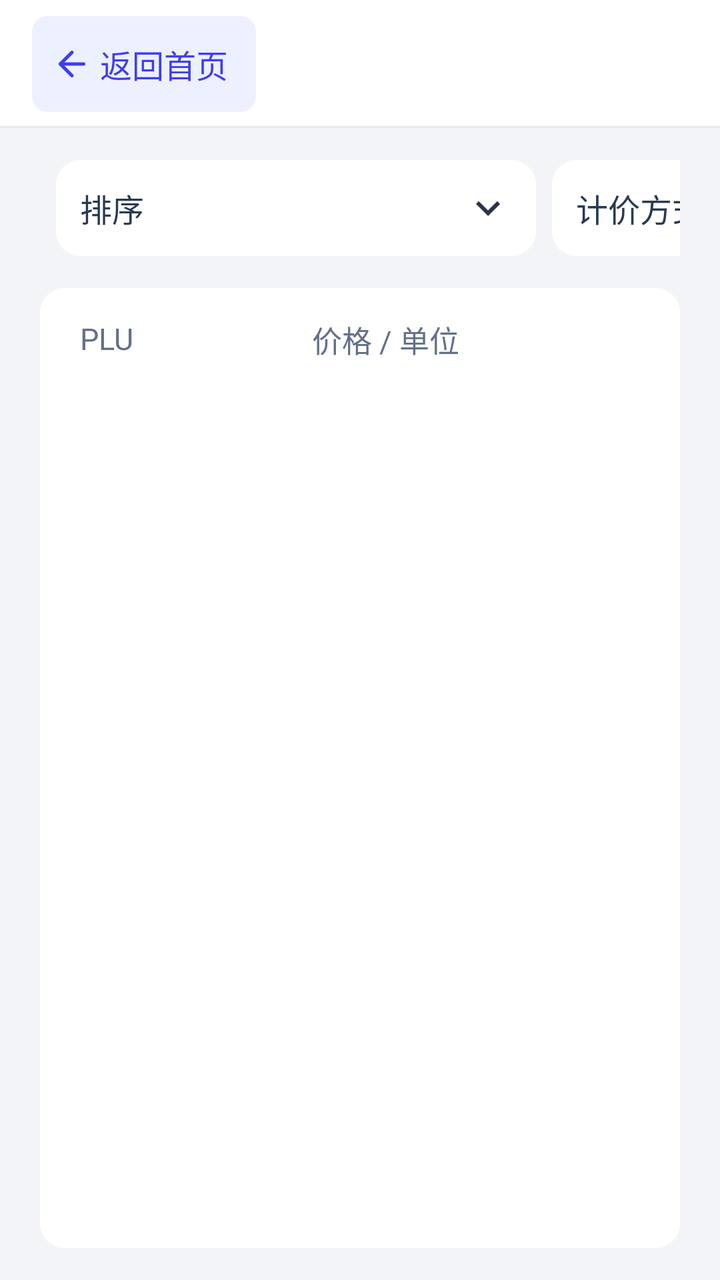
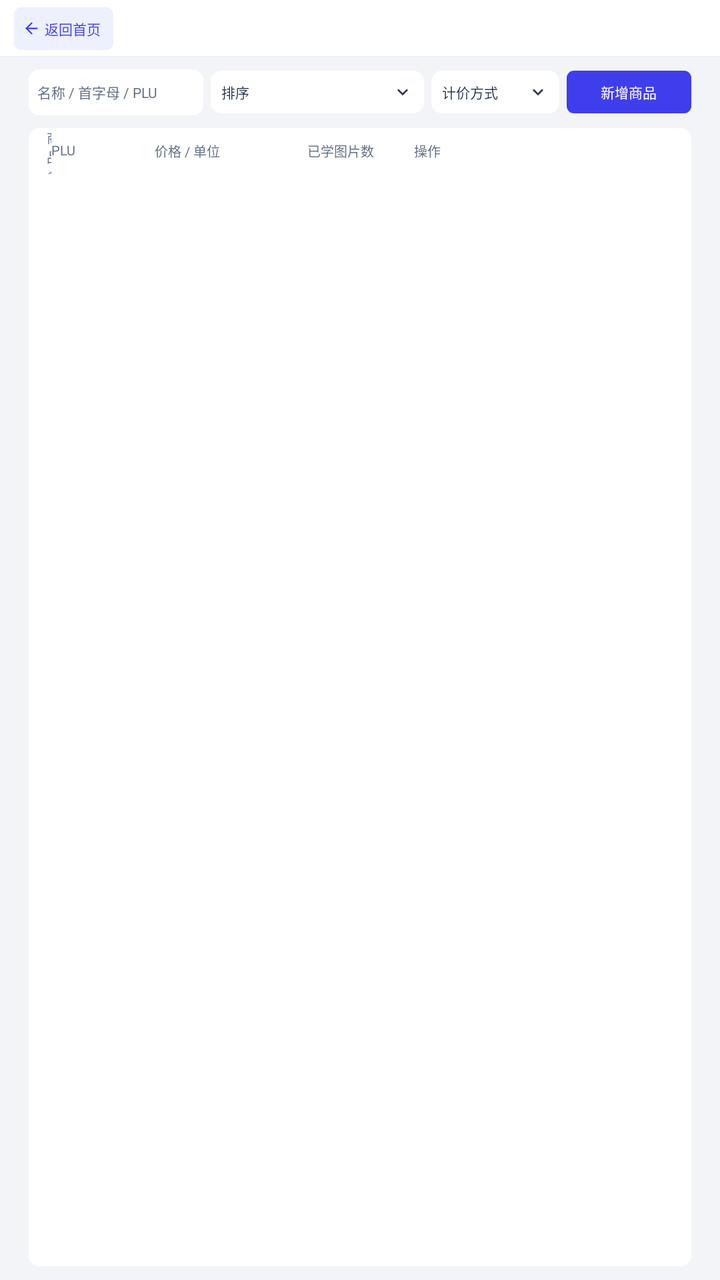

Screens rendered from an Android XML layout before and after an edit, with the pre-edit source and the edit as a unified diff.
<!-- AndroidManifest.xml: activity theme AppTheme.Fullscreen -->
<!-- res/layout/activity_goods_management.xml -->
<?xml version='1.0' encoding='utf-8'?>
<LinearLayout xmlns:android="http://schemas.android.com/apk/res/android" android:layout_width="match_parent" android:layout_height="match_parent" android:orientation="vertical" android:background="#F2F4F8">
    <include layout="@layout/land_page_navigation" />
    <LinearLayout android:layout_width="match_parent" android:layout_height="0dp" android:layout_weight="1" android:orientation="vertical" android:paddingHorizontal="@dimen/ui_page_horizontal" android:paddingTop="12dp" android:paddingBottom="16dp">
        <LinearLayout android:layout_width="match_parent" android:layout_height="56dp" android:gravity="center_vertical" android:layout_marginBottom="12dp">
            <EditText android:id="@+id/managementSearch" android:layout_width="0dp" android:layout_weight="1" android:layout_height="52dp" android:hint="@string/goods_management_search_hint" android:background="@drawable/land_card" android:paddingHorizontal="10dp" android:textSize="16sp" android:textColor="#293A51" android:textColorHint="#637187" android:singleLine="true" android:inputType="text" android:imeOptions="actionSearch" />
            <TextView android:id="@+id/managementSort" android:layout_width="240dp" android:layout_height="48dp" android:gravity="center_vertical" android:paddingHorizontal="12dp" android:textSize="16sp" android:textColor="#293A51" android:background="@drawable/land_card" android:fontFamily="@font/retail_sans" android:includeFontPadding="false" android:text="@string/goods_management_sort" android:drawableEnd="@drawable/baseline_keyboard_arrow_down_24" android:drawablePadding="8dp" android:singleLine="true" android:ellipsize="end" android:clickable="true" android:focusable="true" android:layout_marginStart="8dp" />
            <TextView android:id="@+id/managementPricing" android:layout_width="144dp" android:layout_height="48dp" android:gravity="center_vertical" android:paddingHorizontal="12dp" android:textSize="16sp" android:textColor="#293A51" android:background="@drawable/land_card" android:fontFamily="@font/retail_sans" android:includeFontPadding="false" android:text="@string/goods_management_pricing" android:drawableEnd="@drawable/baseline_keyboard_arrow_down_24" android:drawablePadding="8dp" android:singleLine="true" android:ellipsize="end" android:clickable="true" android:focusable="true" android:layout_marginStart="8dp" />
            <TextView android:layout_width="140dp" android:layout_height="48dp" android:textSize="16sp" android:textColor="#FFFFFF" android:fontFamily="@font/retail_sans" android:includeFontPadding="false" android:text="@string/learning_add_goods" android:id="@+id/managementAdd" android:gravity="center" android:paddingHorizontal="4dp" android:background="@drawable/land_primary" android:clickable="true" android:focusable="true" android:layout_marginStart="8dp" />
        </LinearLayout>
        <LinearLayout android:layout_width="match_parent" android:layout_height="52dp" android:id="@+id/managementColumns" android:gravity="center_vertical" android:paddingHorizontal="20dp" android:layout_marginTop="0dp" android:background="@drawable/land_table_header">
            <TextView android:layout_width="0dp" android:layout_height="wrap_content" android:textSize="15sp" android:textColor="#637187" android:fontFamily="@font/retail_sans" android:includeFontPadding="false" android:text="@string/goods_columns_name" android:layout_weight="1" />
            <TextView android:layout_width="116dp" android:layout_height="wrap_content" android:textSize="15sp" android:textColor="#637187" android:fontFamily="@font/retail_sans" android:includeFontPadding="false" android:text="PLU" android:layout_weight="0" />
            <TextView android:layout_width="172dp" android:layout_height="wrap_content" android:textSize="15sp" android:textColor="#637187" android:fontFamily="@font/retail_sans" android:includeFontPadding="false" android:text="@string/goods_columns_price" android:layout_weight="0" />
            <TextView android:layout_width="120dp" android:layout_height="wrap_content" android:text="@string/goods_columns_learned" android:textSize="15sp" android:textColor="#637187" />
            <TextView android:layout_width="292dp" android:layout_height="wrap_content" android:textSize="15sp" android:textColor="#637187" android:fontFamily="@font/retail_sans" android:includeFontPadding="false" android:text="@string/goods_columns_actions" android:layout_weight="0" />
        </LinearLayout>
        <FrameLayout android:layout_width="match_parent" android:layout_height="0dp" android:layout_weight="1" android:background="@drawable/land_table_body">
            <androidx.recyclerview.widget.RecyclerView android:id="@+id/managementList" android:layout_width="match_parent" android:layout_height="match_parent" />
            <TextView android:layout_width="match_parent" android:layout_height="match_parent" android:textSize="16sp" android:textColor="#637187" android:fontFamily="@font/retail_sans" android:includeFontPadding="false" android:id="@+id/managementEmpty" android:gravity="center" />
        </FrameLayout>
    </LinearLayout>
</LinearLayout>
<!-- res/layout/land_page_navigation.xml (included above) -->
<?xml version='1.0' encoding='utf-8'?>
<FrameLayout xmlns:android="http://schemas.android.com/apk/res/android" android:layout_width="match_parent" android:layout_height="64dp" android:background="#FFFFFF">
    <TextView style="@style/PageNavigationTitle" android:layout_width="match_parent" android:layout_height="match_parent" android:id="@+id/navTitle" android:gravity="center" android:paddingHorizontal="144dp" />
    <TextView android:layout_width="112dp" android:layout_height="48dp" android:id="@+id/navBack" android:textSize="16sp" android:textColor="#3F3EED" android:includeFontPadding="false" android:gravity="center" android:layout_marginStart="16dp" android:layout_marginTop="8dp" android:background="@drawable/land_soft" android:drawableStart="@drawable/land_icon_arrow_left" android:paddingHorizontal="10dp" android:clickable="true" android:focusable="true" android:text="@string/home_back" android:fontFamily="@font/retail_sans" />
    <View android:layout_width="match_parent" android:layout_height="1dp" android:layout_gravity="bottom" android:background="#E7EBF1" />
</FrameLayout>
<!-- resources referenced by this layout -->
<resources>
  <dimen name="ui_page_horizontal">32dp</dimen>
  <!-- drawable baseline_keyboard_arrow_down_24 (drawable) -->
  <vector xmlns:android="http://schemas.android.com/apk/res/android" android:height="24dp" android:tint="#2A3547" android:viewportHeight="24" android:viewportWidth="24" android:width="24dp">
        
      <path android:fillColor="@android:color/white" android:pathData="M7.41,8.59L12,13.17l4.59,-4.58L18,10l-6,6 -6,-6 1.41,-1.41z"/>
      
  </vector>
  <!-- drawable land_card (drawable) -->
  <?xml version='1.0' encoding='utf-8'?>
  <shape xmlns:android="http://schemas.android.com/apk/res/android" android:shape="rectangle">
      <solid android:color="#FFFFFF" />
      <corners android:radius="12dp" />
  </shape>
  <!-- drawable land_icon_arrow_left (drawable) -->
  <?xml version='1.0' encoding='utf-8'?>
  <vector xmlns:android="http://schemas.android.com/apk/res/android" android:width="20dp" android:height="20dp" android:viewportWidth="24" android:viewportHeight="24">
    <path android:pathData="M12.0 19.0 5.0 12.0 12.0 5.0" android:fillColor="@android:color/transparent" android:strokeColor="#3F3EED" android:strokeWidth="2" android:strokeLineCap="round" android:strokeLineJoin="round" />
    <path android:pathData="M19.0 12.0H5.0" android:fillColor="@android:color/transparent" android:strokeColor="#3F3EED" android:strokeWidth="2" android:strokeLineCap="round" android:strokeLineJoin="round" />
  </vector>
  <!-- drawable land_primary (drawable) -->
  <?xml version='1.0' encoding='utf-8'?>
  <shape xmlns:android="http://schemas.android.com/apk/res/android" android:shape="rectangle">
      <solid android:color="#3F3EED" />
      <corners android:radius="8dp" />
  </shape>
  <!-- drawable land_soft (drawable) -->
  <?xml version='1.0' encoding='utf-8'?>
  <shape xmlns:android="http://schemas.android.com/apk/res/android" android:shape="rectangle">
      <solid android:color="#EDF0FF" />
      <corners android:radius="8dp" />
  </shape>
  <!-- drawable land_table_body (drawable) -->
  <?xml version="1.0" encoding="utf-8"?>
  <shape xmlns:android="http://schemas.android.com/apk/res/android"><solid android:color="#FFFFFF"/><corners android:bottomLeftRadius="12dp" android:bottomRightRadius="12dp"/></shape>
  <!-- drawable land_table_header (drawable) -->
  <?xml version="1.0" encoding="utf-8"?>
  <shape xmlns:android="http://schemas.android.com/apk/res/android"><solid android:color="#FFFFFF"/><corners android:topLeftRadius="12dp" android:topRightRadius="12dp"/></shape>
  <string name="goods_columns_name">商品名称</string>
  <string name="home_back">返回首页</string>
  <string name="learning_add_goods">新增商品</string>
  <style name="PageNavigationTitle">
          <item name="android:textSize">@dimen/page_navigation_title_size</item>
          <item name="android:textColor">#293A51</item>
          <item name="android:textStyle">bold</item>
          <item name="android:fontFamily">@font/retail_sans</item>
          <item name="android:includeFontPadding">false</item>
      </style>
  <dimen name="page_navigation_title_size">24sp</dimen>
  <!-- unchanged entries left out for length: 8 -->
</resources>

<!-- the commit's change to res/layout/activity_goods_management.xml (unified diff, before → after) -->
@@ -1,30 +1,216 @@
 <?xml version='1.0' encoding='utf-8'?>
-<LinearLayout xmlns:android="http://schemas.android.com/apk/res/android" android:layout_width="match_parent" android:layout_height="match_parent" android:orientation="vertical" android:background="#F2F4F8">
+<LinearLayout xmlns:android="http://schemas.android.com/apk/res/android"
+    android:layout_width="match_parent"
+    android:layout_height="match_parent"
+    android:orientation="vertical"
+    android:background="#F2F4F8">
+
     <include layout="@layout/land_page_navigation" />
-    <LinearLayout android:layout_width="match_parent" android:layout_height="0dp" android:layout_weight="1" android:orientation="vertical" android:paddingHorizontal="@dimen/ui_page_horizontal" android:paddingTop="12dp" android:paddingBottom="16dp">
-        <LinearLayout android:layout_width="match_parent" android:layout_height="56dp" android:gravity="center_vertical" android:layout_marginBottom="12dp">
-            <EditText android:id="@+id/managementSearch" android:layout_width="0dp" android:layout_weight="1" android:layout_height="52dp" android:hint="@string/goods_management_search_hint" android:background="@drawable/land_card" android:paddingHorizontal="10dp" android:textSize="16sp" android:textColor="#293A51" android:textColorHint="#637187" android:singleLine="true" android:inputType="text" android:imeOptions="actionSearch" />
-            <TextView android:id="@+id/managementSort" android:layout_width="240dp" android:layout_height="48dp" android:gravity="center_vertical" android:paddingHorizontal="12dp" android:textSize="16sp" android:textColor="#293A51" android:background="@drawable/land_card" android:fontFamily="@font/retail_sans" android:includeFontPadding="false" android:text="@string/goods_management_sort" android:drawableEnd="@drawable/baseline_keyboard_arrow_down_24" android:drawablePadding="8dp" android:singleLine="true" android:ellipsize="end" android:clickable="true" android:focusable="true" android:layout_marginStart="8dp" />
-            <TextView android:id="@+id/managementPricing" android:layout_width="144dp" android:layout_height="48dp" android:gravity="center_vertical" android:paddingHorizontal="12dp" android:textSize="16sp" android:textColor="#293A51" android:background="@drawable/land_card" android:fontFamily="@font/retail_sans" android:includeFontPadding="false" android:text="@string/goods_management_pricing" android:drawableEnd="@drawable/baseline_keyboard_arrow_down_24" android:drawablePadding="8dp" android:singleLine="true" android:ellipsize="end" android:clickable="true" android:focusable="true" android:layout_marginStart="8dp" />
-            <TextView android:layout_width="140dp" android:layout_height="48dp" android:textSize="16sp" android:textColor="#FFFFFF" android:fontFamily="@font/retail_sans" android:includeFontPadding="false" android:text="@string/learning_add_goods" android:id="@+id/managementAdd" android:gravity="center" android:paddingHorizontal="4dp" android:background="@drawable/land_primary" android:clickable="true" android:focusable="true" android:layout_marginStart="8dp" />
+
+    <LinearLayout
+        android:layout_width="match_parent"
+        android:layout_height="@dimen/dp_0"
+        android:layout_weight="1"
+        android:orientation="vertical"
+        android:paddingHorizontal="@dimen/dp_16"
+        android:paddingTop="@dimen/dp_6"
+        android:paddingBottom="@dimen/dp_8">
+
+        <LinearLayout
+            android:layout_width="match_parent"
+            android:layout_height="@dimen/dp_28"
+            android:gravity="center_vertical"
+            android:layout_marginBottom="@dimen/dp_6">
+
+            <EditText
+                android:id="@+id/managementSearch"
+                android:layout_width="@dimen/dp_0"
+                android:layout_weight="1"
+                android:layout_height="@dimen/dp_26"
+                android:hint="@string/goods_management_search_hint"
+                android:background="@drawable/land_card"
+                android:paddingHorizontal="@dimen/dp_5"
+                android:textSize="@dimen/sp_8"
+                android:textColor="#293A51"
+                android:textColorHint="#637187"
+                android:singleLine="true"
+                android:inputType="text"
+                android:imeOptions="actionSearch" />
+
+            <TextView
+                android:id="@+id/managementSort"
+                android:layout_width="@dimen/dp_120"
+                android:layout_height="@dimen/dp_24"
+                android:gravity="center_vertical"
+                android:paddingHorizontal="@dimen/dp_6"
+                android:textSize="@dimen/sp_8"
+                android:textColor="#293A51"
+                android:background="@drawable/land_card"
+                android:fontFamily="@font/retail_sans"
+                android:includeFontPadding="false"
+                android:text="@string/goods_management_sort"
+                android:drawableEnd="@drawable/baseline_keyboard_arrow_down_24"
+                android:drawablePadding="@dimen/dp_4"
+                android:singleLine="true"
+                android:ellipsize="end"
+                android:clickable="true"
+                android:focusable="true"
+                android:layout_marginStart="@dimen/dp_4" />
+
+            <TextView
+                android:id="@+id/managementPricing"
+                android:layout_width="@dimen/dp_72"
+                android:layout_height="@dimen/dp_24"
+                android:gravity="center_vertical"
+                android:paddingHorizontal="@dimen/dp_6"
+                android:textSize="@dimen/sp_8"
+                android:textColor="#293A51"
+                android:background="@drawable/land_card"
+                android:fontFamily="@font/retail_sans"
+                android:includeFontPadding="false"
+                android:text="@string/goods_management_pricing"
+                android:drawableEnd="@drawable/baseline_keyboard_arrow_down_24"
+                android:drawablePadding="@dimen/dp_4"
+                android:singleLine="true"
+                android:ellipsize="end"
+                android:clickable="true"
+                android:focusable="true"
+                android:layout_marginStart="@dimen/dp_4" />
+
+            <TextView
+                android:layout_width="@dimen/dp_70"
+                android:layout_height="@dimen/dp_24"
+                android:textSize="@dimen/sp_8"
+                android:textColor="#FFFFFF"
+                android:fontFamily="@font/retail_sans"
+                android:includeFontPadding="false"
+                android:text="@string/learning_add_goods"
+                android:id="@+id/managementAdd"
+                android:gravity="center"
+                android:paddingHorizontal="@dimen/dp_2"
+                android:background="@drawable/land_primary"
+                android:clickable="true"
+                android:focusable="true"
+                android:layout_marginStart="@dimen/dp_4" />
         </LinearLayout>
-        <LinearLayout android:layout_width="match_parent" android:layout_height="52dp" android:id="@+id/managementColumns" android:gravity="center_vertical" android:paddingHorizontal="20dp" android:layout_marginTop="0dp" android:background="@drawable/land_table_header">
-            <TextView android:layout_width="0dp" android:layout_height="wrap_content" android:textSize="15sp" android:textColor="#637187" android:fontFamily="@font/retail_sans" android:includeFontPadding="false" android:text="@string/goods_columns_name" android:layout_weight="1" />
-            <TextView android:layout_width="116dp" android:layout_height="wrap_content" android:textSize="15sp" android:textColor="#637187" android:fontFamily="@font/retail_sans" android:includeFontPadding="false" android:text="PLU" android:layout_weight="0" />
-            <TextView android:layout_width="172dp" android:layout_height="wrap_content" android:textSize="15sp" android:textColor="#637187" android:fontFamily="@font/retail_sans" android:includeFontPadding="false" android:text="@string/goods_columns_price" android:layout_weight="0" />
-            <TextView android:layout_width="120dp" android:layout_height="wrap_content" android:text="@string/goods_columns_learned" android:textSize="15sp" android:textColor="#637187" />
-            <TextView android:layout_width="292dp" android:layout_height="wrap_content" android:textSize="15sp" android:textColor="#637187" android:fontFamily="@font/retail_sans" android:includeFontPadding="false" android:text="@string/goods_columns_actions" android:layout_weight="0" />
+
+        <LinearLayout
+            android:layout_width="match_parent"
+            android:layout_height="@dimen/dp_26"
+            android:id="@+id/managementColumns"
+            android:gravity="center_vertical"
+            android:paddingHorizontal="@dimen/dp_10"
+            android:layout_marginTop="@dimen/dp_0"
+            android:background="@drawable/land_table_header">
+
+            <TextView
+                android:layout_width="@dimen/dp_0"
+                android:layout_height="wrap_content"
+                android:textSize="@dimen/sp_7_5"
+                android:textColor="#637187"
+                android:fontFamily="@font/retail_sans"
+                android:includeFontPadding="false"
+                android:text="@string/goods_columns_name"
+                android:layout_weight="1" />
+
+            <TextView
+                android:layout_width="@dimen/dp_58"
+                android:layout_height="wrap_content"
+                android:textSize="@dimen/sp_7_5"
+                android:textColor="#637187"
+                android:fontFamily="@font/retail_sans"
+                android:includeFontPadding="false"
+                android:text="PLU"
+                android:layout_weight="0" />
+
+            <TextView
+                android:layout_width="@dimen/dp_86"
+                android:layout_height="wrap_content"
+                android:textSize="@dimen/sp_7_5"
+                android:textColor="#637187"
+                android:fontFamily="@font/retail_sans"
+                android:includeFontPadding="false"
+                android:text="@string/goods_columns_price"
+                android:layout_weight="0" />
+
+            <TextView
+                android:layout_width="@dimen/dp_60"
+                android:layout_height="wrap_content"
+                android:text="@string/goods_columns_learned"
+                android:textSize="@dimen/sp_7_5"
+                android:textColor="#637187" />
+
+            <TextView
+                android:layout_width="@dimen/dp_146"
+                android:layout_height="wrap_content"
+                android:textSize="@dimen/sp_7_5"
+                android:textColor="#637187"
+                android:fontFamily="@font/retail_sans"
+                android:includeFontPadding="false"
+                android:text="@string/goods_columns_actions"
+                android:layout_weight="0" />
         </LinearLayout>
-        <FrameLayout android:layout_width="match_parent" android:layout_height="0dp" android:layout_weight="1" android:background="@drawable/land_table_body">
-            <androidx.recyclerview.widget.RecyclerView android:id="@+id/managementList" android:layout_width="match_parent" android:layout_height="match_parent" />
-            <TextView android:layout_width="match_parent" android:layout_height="match_parent" android:textSize="16sp" android:textColor="#637187" android:fontFamily="@font/retail_sans" android:includeFontPadding="false" android:id="@+id/managementEmpty" android:gravity="center" />
+
+        <FrameLayout
+            android:layout_width="match_parent"
+            android:layout_height="@dimen/dp_0"
+            android:layout_weight="1"
+            android:background="@drawable/land_table_body">
+
+            <androidx.recyclerview.widget.RecyclerView
+                android:id="@+id/managementList"
+                android:layout_width="match_parent"
+                android:layout_height="match_parent" />
+
+            <TextView
+                android:layout_width="match_parent"
+                android:layout_height="match_parent"
+                android:textSize="@dimen/sp_8"
+                android:textColor="#637187"
+                android:fontFamily="@font/retail_sans"
+                android:includeFontPadding="false"
+                android:id="@+id/managementEmpty"
+                android:gravity="center" />
         </FrameLayout>
     </LinearLayout>
 </LinearLayout>
 <!-- res/layout/land_page_navigation.xml (included above) -->
 <?xml version='1.0' encoding='utf-8'?>
-<FrameLayout xmlns:android="http://schemas.android.com/apk/res/android" android:layout_width="match_parent" android:layout_height="64dp" android:background="#FFFFFF">
-    <TextView style="@style/PageNavigationTitle" android:layout_width="match_parent" android:layout_height="match_parent" android:id="@+id/navTitle" android:gravity="center" android:paddingHorizontal="144dp" />
-    <TextView android:layout_width="112dp" android:layout_height="48dp" android:id="@+id/navBack" android:textSize="16sp" android:textColor="#3F3EED" android:includeFontPadding="false" android:gravity="center" android:layout_marginStart="16dp" android:layout_marginTop="8dp" android:background="@drawable/land_soft" android:drawableStart="@drawable/land_icon_arrow_left" android:paddingHorizontal="10dp" android:clickable="true" android:focusable="true" android:text="@string/home_back" android:fontFamily="@font/retail_sans" />
-    <View android:layout_width="match_parent" android:layout_height="1dp" android:layout_gravity="bottom" android:background="#E7EBF1" />
+<FrameLayout xmlns:android="http://schemas.android.com/apk/res/android"
+    android:layout_width="match_parent"
+    android:layout_height="@dimen/dp_32"
+    android:background="#FFFFFF">
+
+    <TextView
+        style="@style/PageNavigationTitle"
+        android:textSize="@dimen/sp_12"
+        android:layout_width="match_parent"
+        android:layout_height="match_parent"
+        android:id="@+id/navTitle"
+        android:gravity="center"
+        android:paddingHorizontal="@dimen/dp_72" />
+
+    <TextView
+        android:layout_width="@dimen/dp_56"
+        android:layout_height="@dimen/dp_24"
+        android:id="@+id/navBack"
+        android:textSize="@dimen/sp_8"
+        android:textColor="#3F3EED"
+        android:includeFontPadding="false"
+        android:gravity="center"
+        android:layout_marginStart="@dimen/dp_8"
+        android:layout_marginTop="@dimen/dp_4"
+        android:background="@drawable/land_soft"
+        android:drawableStart="@drawable/land_icon_arrow_left"
+        android:paddingHorizontal="@dimen/dp_5"
+        android:clickable="true"
+        android:focusable="true"
+        android:text="@string/home_back"
+        android:fontFamily="@font/retail_sans" />
+
+    <View
+        android:layout_width="match_parent"
+        android:layout_height="@dimen/dp_0_5"
+        android:layout_gravity="bottom"
+        android:background="#E7EBF1" />
 </FrameLayout>
<!-- resource entries referenced after the edit -->
@@ -1,53 +1,111 @@
 <!-- resources referenced by this layout -->
 <resources>
-  <dimen name="ui_page_horizontal">32dp</dimen>
+  <dimen name="dp_0">0dp</dimen>
+  <dimen name="dp_0_5">0.5dp</dimen>
+  <dimen name="dp_10">10dp</dimen>
+  <dimen name="dp_120">120dp</dimen>
+  <dimen name="dp_146">146dp</dimen>
+  <dimen name="dp_16">16dp</dimen>
+  <dimen name="dp_2">2dp</dimen>
+  <dimen name="dp_24">24dp</dimen>
+  <dimen name="dp_26">26dp</dimen>
+  <dimen name="dp_28">28dp</dimen>
+  <dimen name="dp_32">32dp</dimen>
+  <dimen name="dp_4">4dp</dimen>
+  <dimen name="dp_5">5dp</dimen>
+  <dimen name="dp_56">56dp</dimen>
+  <dimen name="dp_58">58dp</dimen>
+  <dimen name="dp_6">6dp</dimen>
+  <dimen name="dp_60">60dp</dimen>
+  <dimen name="dp_70">70dp</dimen>
+  <dimen name="dp_72">72dp</dimen>
+  <dimen name="dp_8">8dp</dimen>
+  <dimen name="dp_86">86dp</dimen>
+  <dimen name="sp_12">12sp</dimen>
+  <dimen name="sp_7_5">7.5sp</dimen>
+  <dimen name="sp_8">8sp</dimen>
   <!-- drawable baseline_keyboard_arrow_down_24 (drawable) -->
-  <vector xmlns:android="http://schemas.android.com/apk/res/android" android:height="24dp" android:tint="#2A3547" android:viewportHeight="24" android:viewportWidth="24" android:width="24dp">
-        
-      <path android:fillColor="@android:color/white" android:pathData="M7.41,8.59L12,13.17l4.59,-4.58L18,10l-6,6 -6,-6 1.41,-1.41z"/>
-      
+  <vector xmlns:android="http://schemas.android.com/apk/res/android"
+      android:height="@dimen/dp_12"
+      android:tint="#2A3547"
+      android:viewportHeight="24"
+      android:viewportWidth="24"
+      android:width="@dimen/dp_12">
+  
+      <path
+          android:fillColor="@android:color/white"
+          android:pathData="M7.41,8.59L12,13.17l4.59,-4.58L18,10l-6,6 -6,-6 1.41,-1.41z" />
+  
   </vector>
   <!-- drawable land_card (drawable) -->
   <?xml version='1.0' encoding='utf-8'?>
-  <shape xmlns:android="http://schemas.android.com/apk/res/android" android:shape="rectangle">
+  <shape xmlns:android="http://schemas.android.com/apk/res/android"
+      android:shape="rectangle">
       <solid android:color="#FFFFFF" />
-      <corners android:radius="12dp" />
+      <corners android:radius="@dimen/dp_6" />
   </shape>
   <!-- drawable land_icon_arrow_left (drawable) -->
   <?xml version='1.0' encoding='utf-8'?>
-  <vector xmlns:android="http://schemas.android.com/apk/res/android" android:width="20dp" android:height="20dp" android:viewportWidth="24" android:viewportHeight="24">
-    <path android:pathData="M12.0 19.0 5.0 12.0 12.0 5.0" android:fillColor="@android:color/transparent" android:strokeColor="#3F3EED" android:strokeWidth="2" android:strokeLineCap="round" android:strokeLineJoin="round" />
-    <path android:pathData="M19.0 12.0H5.0" android:fillColor="@android:color/transparent" android:strokeColor="#3F3EED" android:strokeWidth="2" android:strokeLineCap="round" android:strokeLineJoin="round" />
+  <vector xmlns:android="http://schemas.android.com/apk/res/android"
+      android:width="@dimen/dp_10"
+      android:height="@dimen/dp_10"
+      android:viewportWidth="24"
+      android:viewportHeight="24">
+      <path
+          android:pathData="M12.0 19.0 5.0 12.0 12.0 5.0"
+          android:fillColor="@android:color/transparent"
+          android:strokeColor="#3F3EED"
+          android:strokeWidth="2"
+          android:strokeLineCap="round"
+          android:strokeLineJoin="round" />
+      <path
+          android:pathData="M19.0 12.0H5.0"
+          android:fillColor="@android:color/transparent"
+          android:strokeColor="#3F3EED"
+          android:strokeWidth="2"
+          android:strokeLineCap="round"
+          android:strokeLineJoin="round" />
   </vector>
   <!-- drawable land_primary (drawable) -->
   <?xml version='1.0' encoding='utf-8'?>
-  <shape xmlns:android="http://schemas.android.com/apk/res/android" android:shape="rectangle">
+  <shape xmlns:android="http://schemas.android.com/apk/res/android"
+      android:shape="rectangle">
       <solid android:color="#3F3EED" />
-      <corners android:radius="8dp" />
+      <corners android:radius="@dimen/dp_4" />
   </shape>
   <!-- drawable land_soft (drawable) -->
   <?xml version='1.0' encoding='utf-8'?>
-  <shape xmlns:android="http://schemas.android.com/apk/res/android" android:shape="rectangle">
+  <shape xmlns:android="http://schemas.android.com/apk/res/android"
+      android:shape="rectangle">
       <solid android:color="#EDF0FF" />
-      <corners android:radius="8dp" />
+      <corners android:radius="@dimen/dp_4" />
   </shape>
   <!-- drawable land_table_body (drawable) -->
   <?xml version="1.0" encoding="utf-8"?>
-  <shape xmlns:android="http://schemas.android.com/apk/res/android"><solid android:color="#FFFFFF"/><corners android:bottomLeftRadius="12dp" android:bottomRightRadius="12dp"/></shape>
+  <shape xmlns:android="http://schemas.android.com/apk/res/android">
+      <solid android:color="#FFFFFF" />
+      <corners
+          android:bottomLeftRadius="@dimen/dp_6"
+          android:bottomRightRadius="@dimen/dp_6" />
+  </shape>
   <!-- drawable land_table_header (drawable) -->
   <?xml version="1.0" encoding="utf-8"?>
-  <shape xmlns:android="http://schemas.android.com/apk/res/android"><solid android:color="#FFFFFF"/><corners android:topLeftRadius="12dp" android:topRightRadius="12dp"/></shape>
+  <shape xmlns:android="http://schemas.android.com/apk/res/android">
+      <solid android:color="#FFFFFF" />
+      <corners
+          android:topLeftRadius="@dimen/dp_6"
+          android:topRightRadius="@dimen/dp_6" />
+  </shape>
   <string name="goods_columns_name">商品名称</string>
   <string name="home_back">返回首页</string>
   <string name="learning_add_goods">新增商品</string>
   <style name="PageNavigationTitle">
-          <item name="android:textSize">@dimen/page_navigation_title_size</item>
           <item name="android:textColor">#293A51</item>
           <item name="android:textStyle">bold</item>
           <item name="android:fontFamily">@font/retail_sans</item>
           <item name="android:includeFontPadding">false</item>
       </style>
-  <dimen name="page_navigation_title_size">24sp</dimen>
+  <dimen name="dp_12">12dp</dimen>
   <!-- unchanged entries left out for length: 8 -->
 </resources>
 
